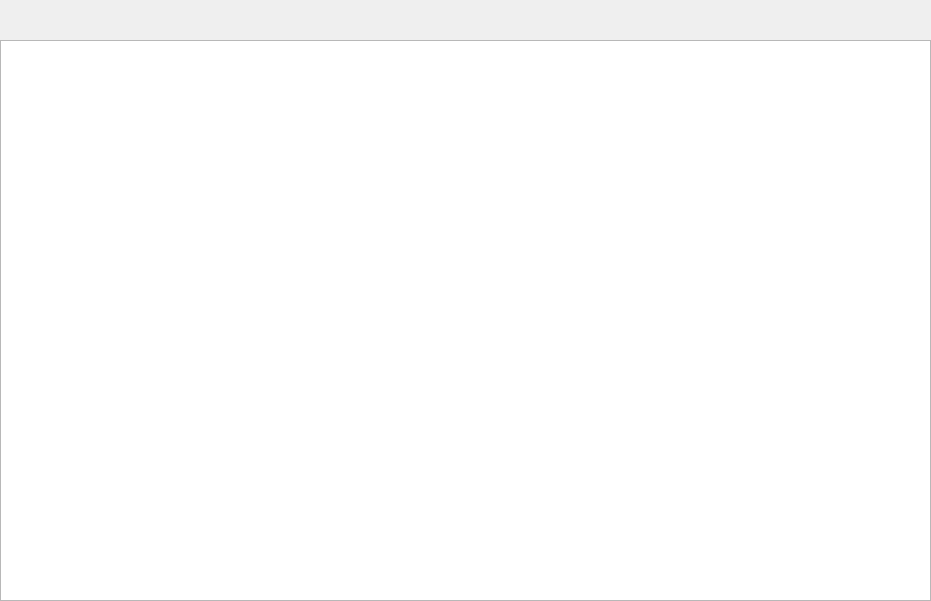
Old version of the form Step1_2.ui in the repository albert2lyu/QualityFunctionDeployment.
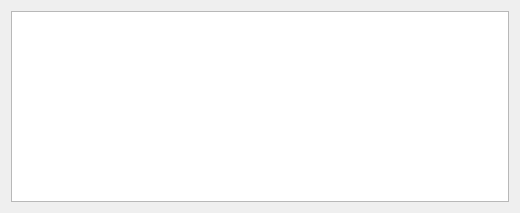
New version of the form.

```diff
--- a/Step1_2.ui
+++ b/Step1_2.ui
@@ -6,23 +6,18 @@
    <rect>
     <x>0</x>
     <y>0</y>
-    <width>931</width>
-    <height>601</height>
+    <width>520</width>
+    <height>213</height>
    </rect>
   </property>
   <property name="windowTitle">
    <string>Form</string>
   </property>
-  <widget class="QTableWidget" name="qTableWidget">
-   <property name="geometry">
-    <rect>
-     <x>0</x>
-     <y>40</y>
-     <width>931</width>
-     <height>561</height>
-    </rect>
-   </property>
-  </widget>
+  <layout class="QGridLayout" name="gridLayout">
+   <item row="0" column="0">
+    <widget class="QTableWidget" name="qTableWidget"/>
+   </item>
+  </layout>
  </widget>
  <resources/>
  <connections/>
```
